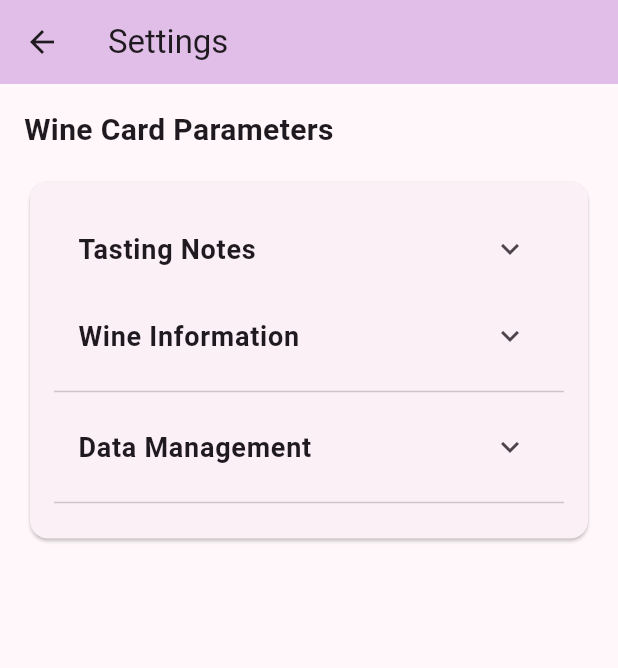
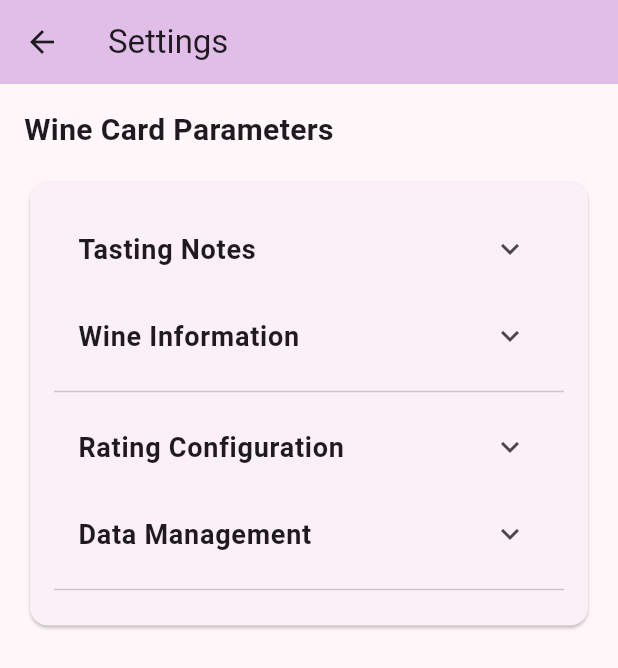
Before and after one commit to johan-axel/blindtaster, a Flutter app: the SettingsPage screen opened directly, on a phone screen of 412 x 824 dp. Shown: the top 668 px of the screen. Run offline on Flutter 3.47's test engine with Material 3 defaults, Android fonts, the phone set to English and light mode, and no system bars; our stand-ins replace hive, hive_flutter, share_plus; accounts and stored records are empty; generated files the repository leaves out were written again.

Commit message:
added configurable rating

```diff
--- a/lib/models/settings.dart
+++ b/lib/models/settings.dart
@@ -4,6 +4,15 @@ part 'settings.g.dart';
 
 @HiveType(typeId: 3)
 class Settings extends HiveObject {
+  @HiveField(16)
+  double? minRating;
+
+  @HiveField(17)
+  double? maxRating;
+
+  @HiveField(18)
+  int? ratingSteps;
+
   @HiveField(0)
   bool showWineType;
 
@@ -53,6 +62,9 @@ class Settings extends HiveObject {
   bool showComments;
 
   Settings({
+    this.minRating = 1.0,
+    this.maxRating = 5.0,
+    this.ratingSteps = 80,
     this.showWineType = true,
     this.showGrapes = true,
     this.showCountry = true,
--- a/lib/models/wine.dart
+++ b/lib/models/wine.dart
@@ -1,4 +1,6 @@
 import 'package:hive/hive.dart';
+import '../services/storage_provider.dart';
+import 'settings.dart';
 
 part 'wine.g.dart';
 
@@ -70,28 +72,80 @@ class Wine extends HiveObject {
   @HiveField(21)
   double? aftertasteQuality;
 
-  Wine({
+  factory Wine({
+    required int wineNumber,
+    String name = '',
+    String color = '',
+    String smell = '',
+    String taste = '',
+    String? wineType,
+    String? grapes,
+    String? country,
+    String? region,
+    String? producer,
+    String? year,
+    String aftertaste = '',
+    String comments = '',
+    double acidity = 0.0,
+    double body = 0.0,
+    double fruit = 0.0,
+    double sweetness = 0.0,
+    double tannins = 0.0,
+    double? rating,
+    double? smellQuality = 3.0,
+    double? tasteQuality = 3.0,
+    double? aftertasteQuality = 3.0,
+  }) {
+    final settings = StorageProvider.instance.getSettings();
+
+    return Wine._(
+      wineNumber: wineNumber,
+      name: name,
+      color: color,
+      smell: smell,
+      taste: taste,
+      wineType: wineType,
+      grapes: grapes,
+      country: country,
+      region: region,
+      producer: producer,
+      year: year,
+      aftertaste: aftertaste,
+      comments: comments,
+      acidity: acidity,
+      body: body,
+      fruit: fruit,
+      sweetness: sweetness,
+      tannins: tannins,
+      rating: rating ?? (settings.minRating! + settings.maxRating!) / 2,
+      smellQuality: smellQuality,
+      tasteQuality: tasteQuality,
+      aftertasteQuality: aftertasteQuality,
+    );
+  }
+
+  Wine._({
     required this.wineNumber,
-    this.name = '',
-    this.color = '',
-    this.smell = '',
-    this.taste = '',
+    required this.name,
+    required this.color,
+    required this.smell,
+    required this.taste,
     this.wineType,
     this.grapes,
     this.country,
     this.region,
     this.producer,
     this.year,
-    this.aftertaste = '',
-    this.comments = '',
-    this.acidity = 0.0,
-    this.body = 0.0,
-    this.fruit = 0.0,
-    this.sweetness = 0.0,
-    this.tannins = 0.0,
-    this.rating = 3.0,
-    this.smellQuality = 3.0,
-    this.tasteQuality = 3.0,
-    this.aftertasteQuality = 3.0,
+    required this.aftertaste,
+    required this.comments,
+    required this.acidity,
+    required this.body,
+    required this.fruit,
+    required this.sweetness,
+    required this.tannins,
+    required this.rating,
+    this.smellQuality,
+    this.tasteQuality,
+    this.aftertasteQuality,
   });
 }
--- a/lib/screens/settings_page.dart
+++ b/lib/screens/settings_page.dart
@@ -160,6 +160,90 @@ class _SettingsPageState extends State<SettingsPage> {
                       const Divider(),
                       ExpansionTile(
                         title: const Text(
+                          'Rating Configuration',
+                          style: TextStyle(fontSize: 18, fontWeight: FontWeight.bold),
+                        ),
+                        initiallyExpanded: false,
+                        children: [
+                          const SizedBox(height: 8),
+                          Padding(
+                            padding: const EdgeInsets.all(16.0),
+                            child: Column(
+                              crossAxisAlignment: CrossAxisAlignment.start,
+                              children: [
+                                const Text('Rating Range', style: TextStyle(fontSize: 16, fontWeight: FontWeight.w500)),
+                                const SizedBox(height: 8),
+                                Row(
+                                  children: [
+                                    Expanded(
+                                      child: TextFormField(
+                                        initialValue: settings.minRating.toString(),
+                                        decoration: const InputDecoration(
+                                          labelText: 'Minimum',
+                                          border: OutlineInputBorder(),
+                                        ),
+                                        keyboardType: TextInputType.number,
+                                        onChanged: (value) {
+                                          final newValue = double.tryParse(value);
+                                          if (newValue != null) {
+                                            setState(() {
+                                              settings.minRating = newValue;
+                                              StorageProvider.instance.saveSettings(settings);
+                                            });
+                                          }
+                                        },
+                                      ),
+                                    ),
+                                    const SizedBox(width: 16),
+                                    Expanded(
+                                      child: TextFormField(
+                                        initialValue: settings.maxRating.toString(),
+                                        decoration: const InputDecoration(
+                                          labelText: 'Maximum',
+                                          border: OutlineInputBorder(),
+                                        ),
+                                        keyboardType: TextInputType.number,
+                                        onChanged: (value) {
+                                          final newValue = double.tryParse(value);
+                                          if (newValue != null) {
+                                            setState(() {
+                                              settings.maxRating = newValue;
+                                              StorageProvider.instance.saveSettings(settings);
+                                            });
+                                          }
+                                        },
+                                      ),
+                                    ),
+                                  ],
+                                ),
+                                const SizedBox(height: 24),
+                                const Text('Rating Steps', style: TextStyle(fontSize: 16, fontWeight: FontWeight.w500)),
+                                const SizedBox(height: 8),
+                                TextFormField(
+                                  initialValue: settings.ratingSteps.toString(),
+                                  decoration: const InputDecoration(
+                                    labelText: 'Number of steps',
+                                    border: OutlineInputBorder(),
+                                    helperText: 'Higher number means smoother slider movement',
+                                  ),
+                                  keyboardType: TextInputType.number,
+                                  onChanged: (value) {
+                                    final newValue = int.tryParse(value);
+                                    if (newValue != null) {
+                                      setState(() {
+                                        settings.ratingSteps = newValue;
+                                        StorageProvider.instance.saveSettings(settings);
+                                      });
+                                    }
+                                  },
+                                ),
+                              ],
+                            ),
+                          ),
+                        ],
+                      ),
+                      ExpansionTile(
+                        title: const Text(
                           'Data Management',
                           style: TextStyle(fontSize: 18, fontWeight: FontWeight.bold),
                         ),
--- a/lib/services/storage_service.dart
+++ b/lib/services/storage_service.dart
@@ -63,12 +63,14 @@ class HiveStorageService implements StorageService {
     }
 
     // Open the boxes
-    print('[StorageService] Opening tasting box');
-    _tastingBox = await Hive.openBox<Tasting>(_tastingBoxName);
     print('[StorageService] Opening settings box');
     _settingsBox = await Hive.openBox<Settings>('settings');
     _settings = _settingsBox?.get('user_settings') ?? Settings();
     print('[StorageService] Initialization complete');
+    print('[StorageService] Opening tasting box');
+    _tastingBox = await Hive.openBox<Tasting>(_tastingBoxName);
+
+
   }
 
   @override
--- a/lib/widgets/wine_card.dart
+++ b/lib/widgets/wine_card.dart
@@ -362,9 +362,9 @@ class _WineCardState extends State<WineCard> {
                   Expanded(
                     child: Slider(
                       value: widget.wine.rating,
-                      min: 1.0,
-                      max: 5.0,
-                      divisions: 80,
+                      min: _settings.minRating!,
+                      max: _settings.maxRating!,
+                      divisions: _settings.ratingSteps!,
                       label: widget.wine.rating.toStringAsFixed(1),
                       onChanged: (value) {
                         setState(() => widget.wine.rating = value);
```
